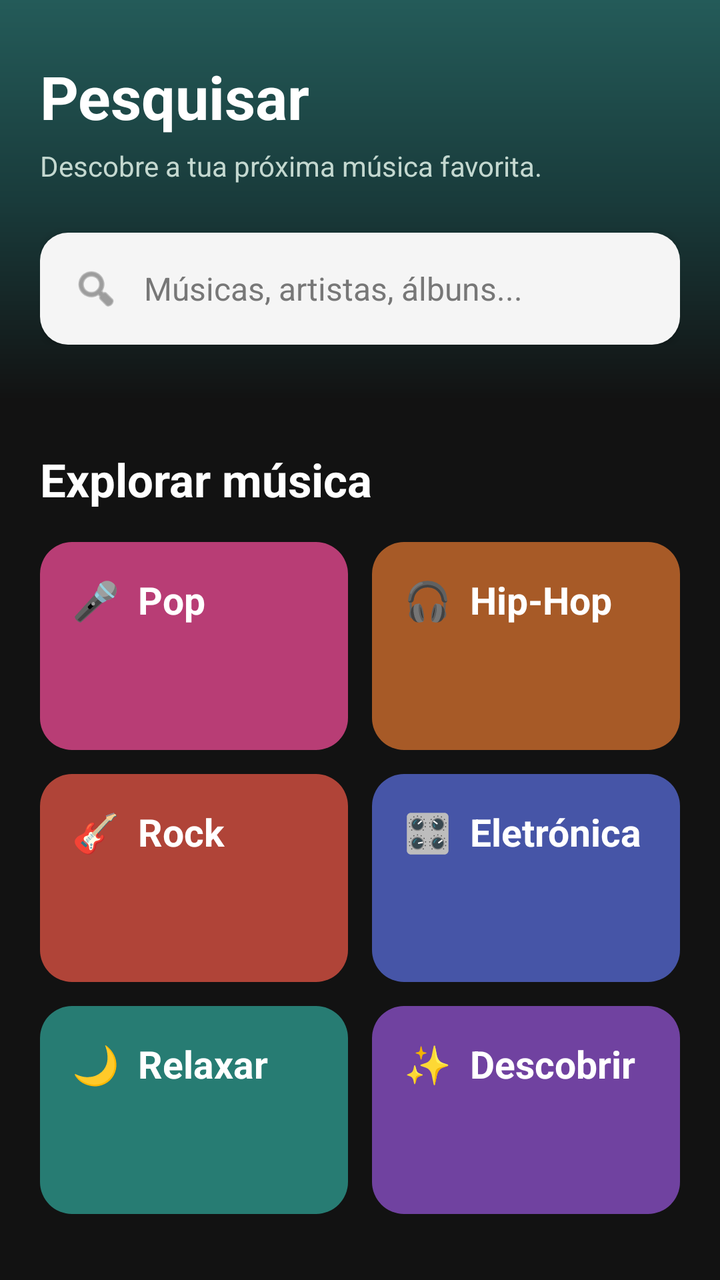
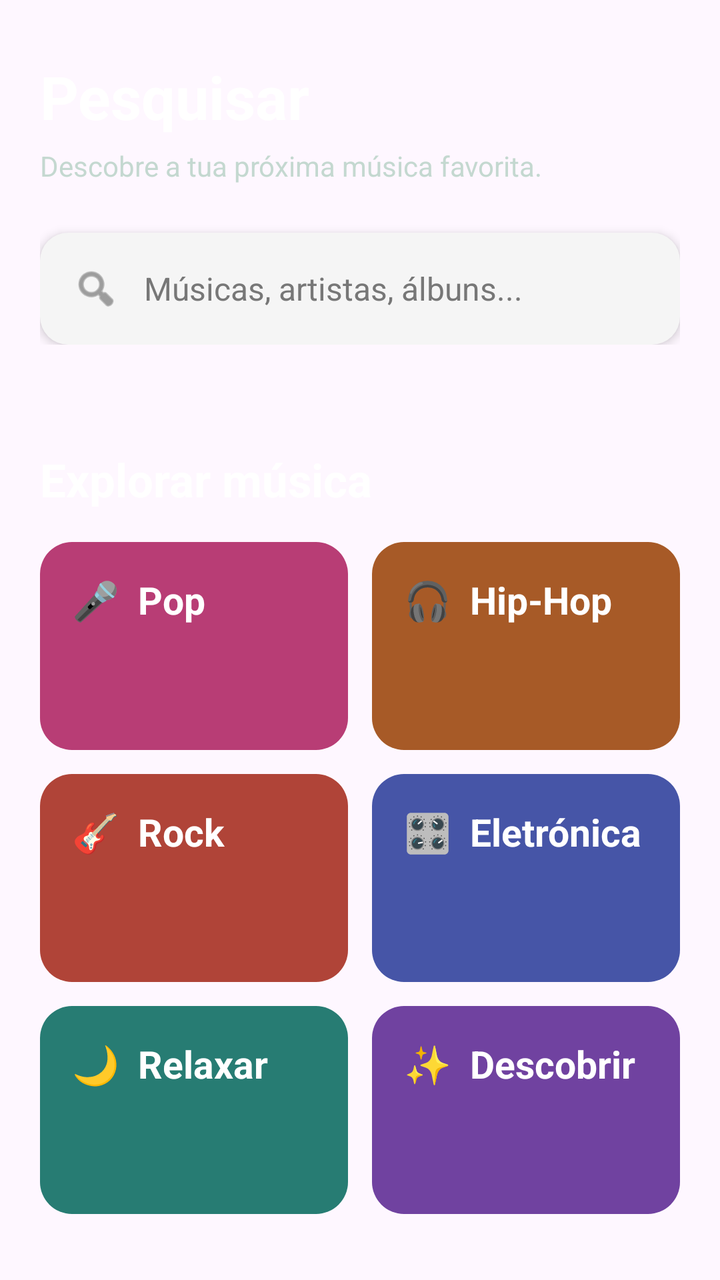

Two renders of the same Android screen: before a commit and after it. Below are the layout's source before the change and the commit's diff.
<!-- AndroidManifest.xml: application theme Theme.SpotifyClone -->
<!-- res/layout/fragment_search.xml -->
<?xml version="1.0" encoding="utf-8"?>
<LinearLayout
        xmlns:android="http://schemas.android.com/apk/res/android"
        xmlns:app="http://schemas.android.com/apk/res-auto"
        android:layout_width="match_parent"
        android:layout_height="match_parent"
        android:orientation="vertical"
        android:background="#121212">

    
    <LinearLayout
            android:layout_width="match_parent"
            android:layout_height="wrap_content"
            android:orientation="vertical"
            android:background="@drawable/bg_search_header"
            android:paddingStart="20dp"
            android:paddingEnd="20dp"
            android:paddingTop="28dp"
            android:paddingBottom="28dp">

        <TextView
                android:id="@+id/textSearchTitle"
                android:layout_width="match_parent"
                android:layout_height="wrap_content"
                android:text="Pesquisar"
                android:textColor="#FFFFFF"
                android:textSize="30sp"
                android:textStyle="bold" />

        <TextView
                android:layout_width="match_parent"
                android:layout_height="wrap_content"
                android:layout_marginTop="5dp"
                android:text="Descobre a tua próxima música favorita."
                android:textColor="#C4D8D0"
                android:textSize="14sp" />

        
        <LinearLayout
                android:layout_width="match_parent"
                android:layout_height="56dp"
                android:layout_marginTop="24dp"
                android:background="@drawable/bg_search_input"
                android:gravity="center_vertical"
                android:orientation="horizontal"
                android:paddingStart="16dp"
                android:paddingEnd="12dp"
                android:elevation="3dp">

            <ImageView
                    android:layout_width="24dp"
                    android:layout_height="24dp"
                    android:src="@android:drawable/ic_menu_search"
                    android:contentDescription="Pesquisar"
                    app:tint="#626262" />

            <EditText
                    android:id="@+id/editSearch"
                    android:layout_width="0dp"
                    android:layout_height="match_parent"
                    android:layout_weight="1"
                    android:layout_marginStart="12dp"
                    android:background="@android:color/transparent"
                    android:hint="Músicas, artistas, álbuns..."
                    android:inputType="text"
                    android:singleLine="true"
                    android:imeOptions="actionSearch"
                    android:textColor="#121212"
                    android:textColorHint="#777777"
                    android:textSize="16sp"
                    android:padding="0dp" />

        </LinearLayout>

    </LinearLayout>

    
    <LinearLayout
            android:id="@+id/layoutExploreGenres"
            android:layout_width="match_parent"
            android:layout_height="wrap_content"
            android:orientation="vertical"
            android:paddingStart="20dp"
            android:paddingEnd="20dp"
            android:paddingTop="24dp"
            android:paddingBottom="16dp">

        <TextView
                android:layout_width="match_parent"
                android:layout_height="wrap_content"
                android:text="Explorar música"
                android:textColor="#FFFFFF"
                android:textSize="23sp"
                android:textStyle="bold"
                android:layout_marginBottom="16dp" />

        
        <LinearLayout
                android:layout_width="match_parent"
                android:layout_height="104dp"
                android:orientation="horizontal"
                android:layout_marginBottom="12dp">

            <TextView
                    android:id="@+id/genrePop"
                    android:layout_width="0dp"
                    android:layout_height="match_parent"
                    android:layout_weight="1"
                    android:layout_marginEnd="6dp"
                    android:background="@drawable/bg_genre_pop"
                    android:gravity="top|start"
                    android:padding="16dp"
                    android:text="🎤  Pop"
                    android:textColor="#FFFFFF"
                    android:textSize="19sp"
                    android:textStyle="bold"
                    android:clickable="true"
                    android:focusable="true" />

            <TextView
                    android:id="@+id/genreHipHop"
                    android:layout_width="0dp"
                    android:layout_height="match_parent"
                    android:layout_weight="1"
                    android:layout_marginStart="6dp"
                    android:background="@drawable/bg_genre_hiphop"
                    android:gravity="top|start"
                    android:padding="16dp"
                    android:text="🎧  Hip-Hop"
                    android:textColor="#FFFFFF"
                    android:textSize="19sp"
                    android:textStyle="bold"
                    android:clickable="true"
                    android:focusable="true" />
        </LinearLayout>

        
        <LinearLayout
                android:layout_width="match_parent"
                android:layout_height="104dp"
                android:orientation="horizontal"
                android:layout_marginBottom="12dp">

            <TextView
                    android:id="@+id/genreRock"
                    android:layout_width="0dp"
                    android:layout_height="match_parent"
                    android:layout_weight="1"
                    android:layout_marginEnd="6dp"
                    android:background="@drawable/bg_genre_rock"
                    android:gravity="top|start"
                    android:padding="16dp"
                    android:text="🎸  Rock"
                    android:textColor="#FFFFFF"
                    android:textSize="19sp"
                    android:textStyle="bold"
                    android:clickable="true"
                    android:focusable="true" />

            <TextView
                    android:id="@+id/genreElectronic"
                    android:layout_width="0dp"
                    android:layout_height="match_parent"
                    android:layout_weight="1"
                    android:layout_marginStart="6dp"
                    android:background="@drawable/bg_genre_electronic"
                    android:gravity="top|start"
                    android:padding="16dp"
                    android:text="🎛️  Eletrónica"
                    android:textColor="#FFFFFF"
                    android:textSize="19sp"
                    android:textStyle="bold"
                    android:clickable="true"
                    android:focusable="true" />
        </LinearLayout>

        
        <LinearLayout
                android:layout_width="match_parent"
                android:layout_height="104dp"
                android:orientation="horizontal">

            <TextView
                    android:id="@+id/genreRelax"
                    android:layout_width="0dp"
                    android:layout_height="match_parent"
                    android:layout_weight="1"
                    android:layout_marginEnd="6dp"
                    android:background="@drawable/bg_genre_relax"
                    android:gravity="top|start"
                    android:padding="16dp"
                    android:text="🌙  Relaxar"
                    android:textColor="#FFFFFF"
                    android:textSize="19sp"
                    android:textStyle="bold"
                    android:clickable="true"
                    android:focusable="true" />

            <TextView
                    android:id="@+id/genreDiscover"
                    android:layout_width="0dp"
                    android:layout_height="match_parent"
                    android:layout_weight="1"
                    android:layout_marginStart="6dp"
                    android:background="@drawable/bg_genre_discover"
                    android:gravity="top|start"
                    android:padding="16dp"
                    android:text="✨  Descobrir"
                    android:textColor="#FFFFFF"
                    android:textSize="19sp"
                    android:textStyle="bold"
                    android:clickable="true"
                    android:focusable="true" />
        </LinearLayout>

    </LinearLayout>

    
    <TextView
            android:layout_width="match_parent"
            android:layout_height="wrap_content"
            android:layout_marginStart="20dp"
            android:layout_marginEnd="20dp"
            android:layout_marginTop="24dp"
            android:layout_marginBottom="12dp"
            android:text="Músicas"
            android:textColor="#FFFFFF"
            android:textSize="22sp"
            android:textStyle="bold" />

    <androidx.recyclerview.widget.RecyclerView
            android:id="@+id/recyclerViewSearchTracks"
            android:layout_width="match_parent"
            android:layout_height="0dp"
            android:layout_weight="1"
            android:paddingStart="12dp"
            android:paddingEnd="12dp"
            android:clipToPadding="false" />

    
    <TextView
            android:layout_width="match_parent"
            android:layout_height="wrap_content"
            android:layout_marginStart="20dp"
            android:layout_marginEnd="20dp"
            android:layout_marginTop="20dp"
            android:layout_marginBottom="12dp"
            android:text="Artistas, álbuns e playlists"
            android:textColor="#FFFFFF"
            android:textSize="22sp"
            android:textStyle="bold" />

    <androidx.recyclerview.widget.RecyclerView
            android:id="@+id/recyclerViewSearchMedia"
            android:layout_width="match_parent"
            android:layout_height="0dp"
            android:layout_weight="1"
            android:paddingStart="12dp"
            android:paddingEnd="12dp"
            android:clipToPadding="false" />

    
    <TextView
            android:id="@+id/textSearchEmpty"
            android:layout_width="match_parent"
            android:layout_height="wrap_content"
            android:layout_marginTop="12dp"
            android:padding="16dp"
            android:text="Nenhum resultado encontrado"
            android:textColor="#B3B3B3"
            android:textSize="14sp"
            android:gravity="center"
            android:visibility="gone" />

</LinearLayout>
<!-- resources referenced by this layout -->
<resources>
  <!-- drawable bg_genre_discover (drawable) -->
  <?xml version="1.0" encoding="utf-8"?>
  <shape xmlns:android="http://schemas.android.com/apk/res/android"
         android:shape="rectangle">
  
      <solid android:color="#7042A0" />
  
      <corners android:radius="16dp" />
  
  </shape>
  <!-- drawable bg_genre_electronic (drawable) -->
  <?xml version="1.0" encoding="utf-8"?>
  <shape xmlns:android="http://schemas.android.com/apk/res/android"
         android:shape="rectangle">
  
      <solid android:color="#4655A7" />
  
      <corners android:radius="16dp" />
  
  </shape>
  <!-- drawable bg_genre_hiphop (drawable) -->
  <?xml version="1.0" encoding="utf-8"?>
  <shape xmlns:android="http://schemas.android.com/apk/res/android"
         android:shape="rectangle">
  
      <solid android:color="#A75A27" />
  
      <corners android:radius="16dp" />
  
  </shape>
  <!-- drawable bg_genre_pop (drawable) -->
  <?xml version="1.0" encoding="utf-8"?>
  <shape xmlns:android="http://schemas.android.com/apk/res/android"
         android:shape="rectangle">
  
      <solid android:color="#B83D75" />
  
      <corners android:radius="16dp" />
  
  </shape>
  <!-- drawable bg_genre_relax (drawable) -->
  <?xml version="1.0" encoding="utf-8"?>
  <shape xmlns:android="http://schemas.android.com/apk/res/android"
         android:shape="rectangle">
  
      <solid android:color="#277C73" />
  
      <corners android:radius="16dp" />
  
  </shape>
  <!-- drawable bg_genre_rock (drawable) -->
  <?xml version="1.0" encoding="utf-8"?>
  <shape xmlns:android="http://schemas.android.com/apk/res/android"
         android:shape="rectangle">
  
      <solid android:color="#B04438" />
  
      <corners android:radius="16dp" />
  
  </shape>
  <!-- drawable bg_search_header (drawable) -->
  <?xml version="1.0" encoding="utf-8"?>
  <shape xmlns:android="http://schemas.android.com/apk/res/android"
         android:shape="rectangle">
  
      <gradient
              android:angle="270"
              android:startColor="#245B59"
              android:centerColor="#193B3B"
              android:endColor="#121212"
              android:type="linear" />
  
  </shape>
  <!-- drawable bg_search_input (drawable) -->
  <?xml version="1.0" encoding="utf-8"?>
  <shape xmlns:android="http://schemas.android.com/apk/res/android"
         android:shape="rectangle">
  
      <solid android:color="#F5F5F5" />
  
      <corners android:radius="14dp" />
  
  </shape>
  <style name="Theme.SpotifyClone" parent="Base.Theme.SpotifyClone" />
  <style name="Base.Theme.SpotifyClone" parent="Theme.Material3.DayNight.NoActionBar">
          
          
      </style>
</resources>

<!-- the commit's change to res/layout/fragment_search.xml (unified diff, before → after) -->
@@ -4,15 +4,13 @@
         xmlns:app="http://schemas.android.com/apk/res-auto"
         android:layout_width="match_parent"
         android:layout_height="match_parent"
-        android:orientation="vertical"
-        android:background="#121212">
+        android:orientation="vertical">
 
     
     <LinearLayout
             android:layout_width="match_parent"
             android:layout_height="wrap_content"
             android:orientation="vertical"
-            android:background="@drawable/bg_search_header"
             android:paddingStart="20dp"
             android:paddingEnd="20dp"
             android:paddingTop="28dp"
<!-- resource entries referenced after the edit -->
@@ -60,19 +60,6 @@
       <corners android:radius="16dp" />
   
   </shape>
-  <!-- drawable bg_search_header (drawable) -->
-  <?xml version="1.0" encoding="utf-8"?>
-  <shape xmlns:android="http://schemas.android.com/apk/res/android"
-         android:shape="rectangle">
-  
-      <gradient
-              android:angle="270"
-              android:startColor="#245B59"
-              android:centerColor="#193B3B"
-              android:endColor="#121212"
-              android:type="linear" />
-  
-  </shape>
   <!-- drawable bg_search_input (drawable) -->
   <?xml version="1.0" encoding="utf-8"?>
   <shape xmlns:android="http://schemas.android.com/apk/res/android"
